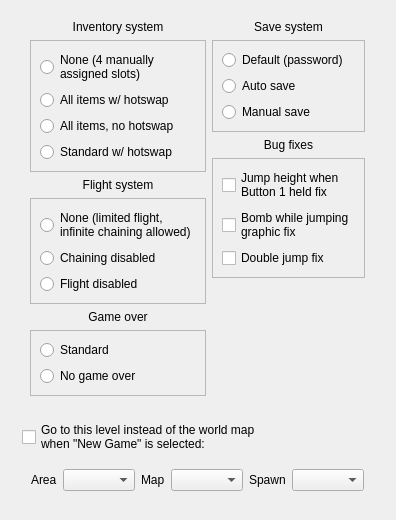
suppertails66/tales, file libtales-qt/talesqtenhancementseditor.ui: the form before one commit.
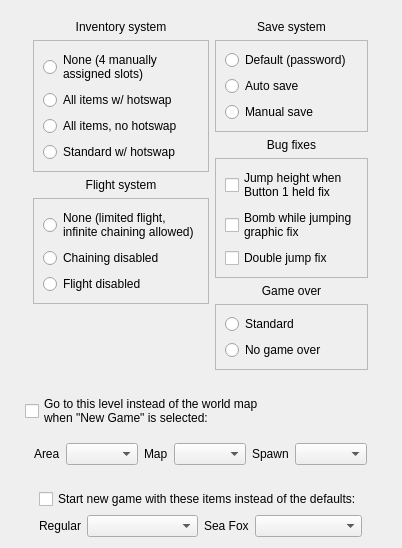
The form after the commit.

Commit message: Add hacky support for different starting items + all inventory hack

What changed in the file:
```diff
--- a/libtales-qt/talesqtenhancementseditor.ui
+++ b/libtales-qt/talesqtenhancementseditor.ui
@@ -6,14 +6,14 @@
    <rect>
     <x>0</x>
     <y>0</y>
-    <width>396</width>
-    <height>456</height>
+    <width>402</width>
+    <height>483</height>
    </rect>
   </property>
   <property name="windowTitle">
    <string>Form</string>
   </property>
-  <layout class="QVBoxLayout" name="verticalLayout_13">
+  <layout class="QVBoxLayout" name="verticalLayout_15">
    <item>
     <spacer name="verticalSpacer_6">
      <property name="orientation">
@@ -211,52 +211,6 @@
               </item>
              </layout>
             </item>
-            <item>
-             <layout class="QVBoxLayout" name="verticalLayout_10">
-              <item>
-               <widget class="QLabel" name="label_4">
-                <property name="text">
-                 <string>Game over</string>
-                </property>
-                <property name="alignment">
-                 <set>Qt::AlignCenter</set>
-                </property>
-               </widget>
-              </item>
-              <item>
-               <widget class="QFrame" name="frame_2">
-                <property name="frameShape">
-                 <enum>QFrame::StyledPanel</enum>
-                </property>
-                <property name="frameShadow">
-                 <enum>QFrame::Raised</enum>
-                </property>
-                <layout class="QVBoxLayout" name="verticalLayout_9">
-                 <item>
-                  <widget class="QRadioButton" name="gameOverStandardBox">
-                   <property name="toolTip">
-                    <string>&lt;html&gt;&lt;head/&gt;&lt;body&gt;&lt;p&gt;Standard game over: when Tails dies, the Game Over screen displays and the game restarts.&lt;/p&gt;&lt;/body&gt;&lt;/html&gt;</string>
-                   </property>
-                   <property name="text">
-                    <string>Standard</string>
-                   </property>
-                  </widget>
-                 </item>
-                 <item>
-                  <widget class="QRadioButton" name="gameOverNoneBox">
-                   <property name="toolTip">
-                    <string>&lt;html&gt;&lt;head/&gt;&lt;body&gt;&lt;p&gt;No game overs. When Tails dies, he restarts the level with max health.&lt;/p&gt;&lt;/body&gt;&lt;/html&gt;</string>
-                   </property>
-                   <property name="text">
-                    <string>No game over</string>
-                   </property>
-                  </widget>
-                 </item>
-                </layout>
-               </widget>
-              </item>
-             </layout>
-            </item>
             <item>
              <spacer name="verticalSpacer_5">
               <property name="orientation">
@@ -385,6 +339,52 @@
               </item>
              </layout>
             </item>
+            <item>
+             <layout class="QVBoxLayout" name="verticalLayout_10">
+              <item>
+               <widget class="QLabel" name="label_4">
+                <property name="text">
+                 <string>Game over</string>
+                </property>
+                <property name="alignment">
+                 <set>Qt::AlignCenter</set>
+                </property>
+               </widget>
+              </item>
+              <item>
+               <widget class="QFrame" name="frame_2">
+                <property name="frameShape">
+                 <enum>QFrame::StyledPanel</enum>
+                </property>
+                <property name="frameShadow">
+                 <enum>QFrame::Raised</enum>
+                </property>
+                <layout class="QVBoxLayout" name="verticalLayout_9">
+                 <item>
+                  <widget class="QRadioButton" name="gameOverStandardBox">
+                   <property name="toolTip">
+                    <string>&lt;html&gt;&lt;head/&gt;&lt;body&gt;&lt;p&gt;Standard game over: when Tails dies, the Game Over screen displays and the game restarts.&lt;/p&gt;&lt;/body&gt;&lt;/html&gt;</string>
+                   </property>
+                   <property name="text">
+                    <string>Standard</string>
+                   </property>
+                  </widget>
+                 </item>
+                 <item>
+                  <widget class="QRadioButton" name="gameOverNoneBox">
+                   <property name="toolTip">
+                    <string>&lt;html&gt;&lt;head/&gt;&lt;body&gt;&lt;p&gt;No game overs. When Tails dies, he restarts the level with max health.&lt;/p&gt;&lt;/body&gt;&lt;/html&gt;</string>
+                   </property>
+                   <property name="text">
+                    <string>No game over</string>
+                   </property>
+                  </widget>
+                 </item>
+                </layout>
+               </widget>
+              </item>
+             </layout>
+            </item>
             <item>
              <spacer name="verticalSpacer_4">
               <property name="orientation">
@@ -524,6 +524,91 @@
      </item>
     </layout>
    </item>
+   <item>
+    <layout class="QHBoxLayout" name="horizontalLayout_9">
+     <item>
+      <spacer name="horizontalSpacer_5">
+       <property name="orientation">
+        <enum>Qt::Horizontal</enum>
+       </property>
+       <property name="sizeHint" stdset="0">
+        <size>
+         <width>40</width>
+         <height>20</height>
+        </size>
+       </property>
+      </spacer>
+     </item>
+     <item>
+      <layout class="QVBoxLayout" name="verticalLayout_13">
+       <item>
+        <widget class="QCheckBox" name="startingItemEnabledBox">
+         <property name="text">
+          <string>Start new game with these items instead of the defaults:</string>
+         </property>
+        </widget>
+       </item>
+       <item>
+        <layout class="QHBoxLayout" name="horizontalLayout_8">
+         <item>
+          <layout class="QHBoxLayout" name="horizontalLayout_6">
+           <item>
+            <widget class="QLabel" name="label_9">
+             <property name="sizePolicy">
+              <sizepolicy hsizetype="Maximum" vsizetype="Preferred">
+               <horstretch>0</horstretch>
+               <verstretch>0</verstretch>
+              </sizepolicy>
+             </property>
+             <property name="text">
+              <string>Regular</string>
+             </property>
+            </widget>
+           </item>
+           <item>
+            <widget class="QComboBox" name="startingItemBox"/>
+           </item>
+          </layout>
+         </item>
+         <item>
+          <layout class="QHBoxLayout" name="horizontalLayout_7">
+           <item>
+            <widget class="QLabel" name="label_10">
+             <property name="sizePolicy">
+              <sizepolicy hsizetype="Maximum" vsizetype="Preferred">
+               <horstretch>0</horstretch>
+               <verstretch>0</verstretch>
+              </sizepolicy>
+             </property>
+             <property name="text">
+              <string>Sea Fox</string>
+             </property>
+            </widget>
+           </item>
+           <item>
+            <widget class="QComboBox" name="startingItemSFBox"/>
+           </item>
+          </layout>
+         </item>
+        </layout>
+       </item>
+      </layout>
+     </item>
+     <item>
+      <spacer name="horizontalSpacer_6">
+       <property name="orientation">
+        <enum>Qt::Horizontal</enum>
+       </property>
+       <property name="sizeHint" stdset="0">
+        <size>
+         <width>40</width>
+         <height>20</height>
+        </size>
+       </property>
+      </spacer>
+     </item>
+    </layout>
+   </item>
    <item>
     <spacer name="verticalSpacer_7">
      <property name="orientation">
```
The commit also changes 5 other files.
